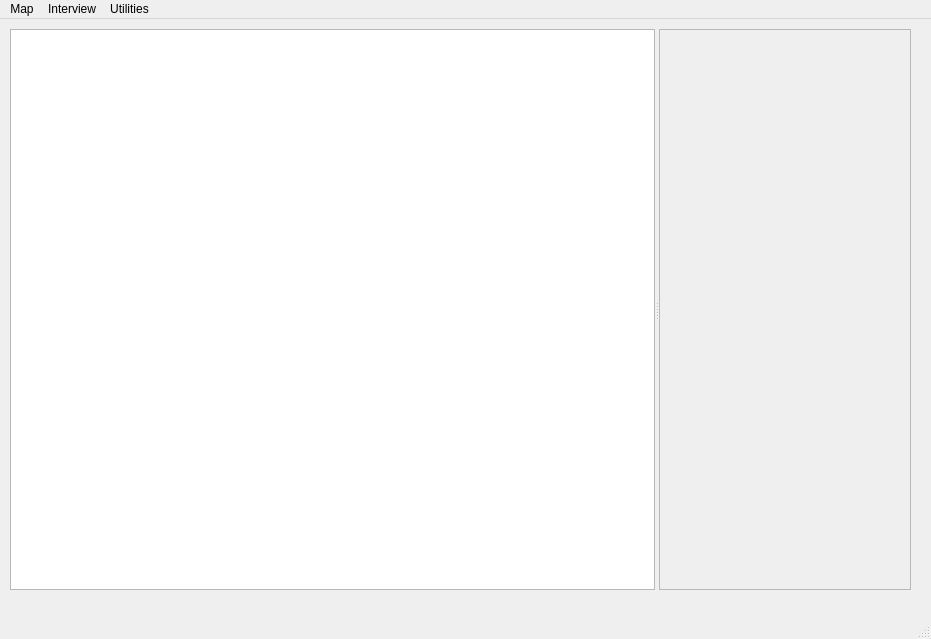
Old version of the form openoceanmap/mainwindow.ui in the repository Ecotrust/openoceanmap-desktop.
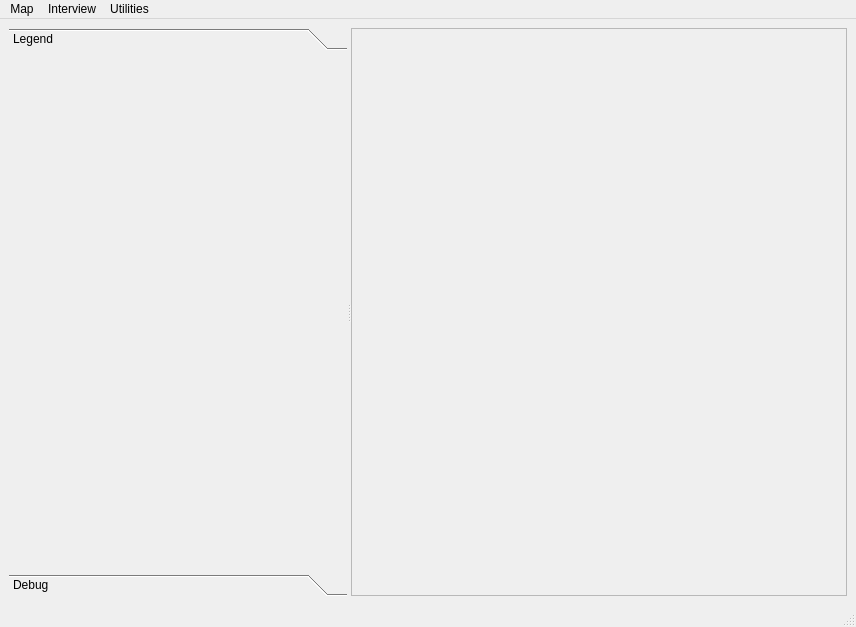
New version of the form. Icons and pictures are not drawn.

Commit message: Added new splitter to ui and initialize the size

The edit to the form file:
```diff
--- a/openoceanmap/mainwindow.ui
+++ b/openoceanmap/mainwindow.ui
@@ -5,28 +5,83 @@
    <rect>
     <x>0</x>
     <y>0</y>
-    <width>931</width>
-    <height>639</height>
+    <width>856</width>
+    <height>627</height>
    </rect>
   </property>
   <property name="windowTitle" >
    <string>MainWindow</string>
   </property>
   <widget class="QWidget" name="centralwidget" >
+   <layout class="QGridLayout" >
+    <property name="margin" >
+     <number>9</number>
+    </property>
+    <property name="spacing" >
+     <number>6</number>
+    </property>
+    <item row="0" column="0" >
    <widget class="QSplitter" name="splitter" >
-    <property name="geometry" >
-     <rect>
-      <x>10</x>
-      <y>10</y>
-      <width>901</width>
-      <height>561</height>
-     </rect>
-    </property>
     <property name="orientation" >
      <enum>Qt::Horizontal</enum>
     </property>
-    <widget class="QTreeView" name="treeView" />
+      <widget class="QToolBox" name="toolBox" >
+       <property name="enabled" >
+        <bool>true</bool>
+       </property>
+       <property name="sizePolicy" >
+        <sizepolicy>
+         <hsizetype>5</hsizetype>
+         <vsizetype>5</vsizetype>
+         <horstretch>0</horstretch>
+         <verstretch>0</verstretch>
+        </sizepolicy>
+       </property>
+       <property name="baseSize" >
+        <size>
+         <width>0</width>
+         <height>0</height>
+        </size>
+       </property>
+       <property name="currentIndex" >
+        <number>0</number>
+       </property>
+       <widget class="QWidget" name="legend_page" >
+        <property name="geometry" >
+         <rect>
+          <x>0</x>
+          <y>0</y>
+          <width>160</width>
+          <height>510</height>
+         </rect>
+        </property>
+        <attribute name="label" >
+         <string>Legend</string>
+        </attribute>
+       </widget>
+       <widget class="QWidget" name="debug_page" >
+        <property name="geometry" >
+         <rect>
+          <x>0</x>
+          <y>0</y>
+          <width>101</width>
+          <height>269</height>
+         </rect>
+        </property>
+        <attribute name="label" >
+         <string>Debug</string>
+        </attribute>
+       </widget>
+      </widget>
     <widget class="QFrame" name="frameMap" >
+       <property name="sizePolicy" >
+        <sizepolicy>
+         <hsizetype>5</hsizetype>
+         <vsizetype>5</vsizetype>
+         <horstretch>0</horstretch>
+         <verstretch>0</verstretch>
+        </sizepolicy>
+       </property>
      <property name="frameShape" >
       <enum>QFrame::StyledPanel</enum>
      </property>
@@ -35,13 +90,15 @@
      </property>
     </widget>
    </widget>
+    </item>
+   </layout>
   </widget>
   <widget class="QMenuBar" name="menubar" >
    <property name="geometry" >
     <rect>
      <x>0</x>
      <y>0</y>
-     <width>931</width>
+     <width>856</width>
      <height>24</height>
     </rect>
    </property>
```
Lines whose indentation alone changed are shown as unchanged. The commit also changes 2 other files.
